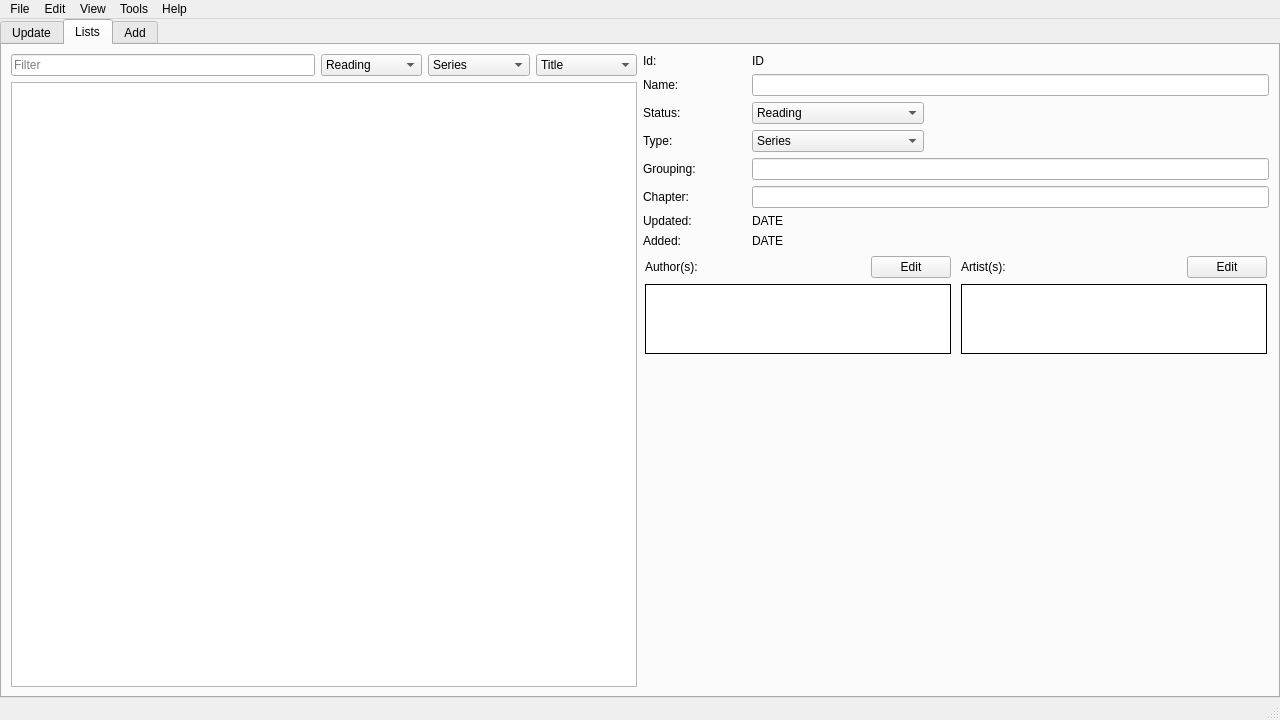
This is src/MainWindow/MainWindow.ui in NikolaRoev/Tracker as Qt 5 draws it before an edit. The edited form follows.
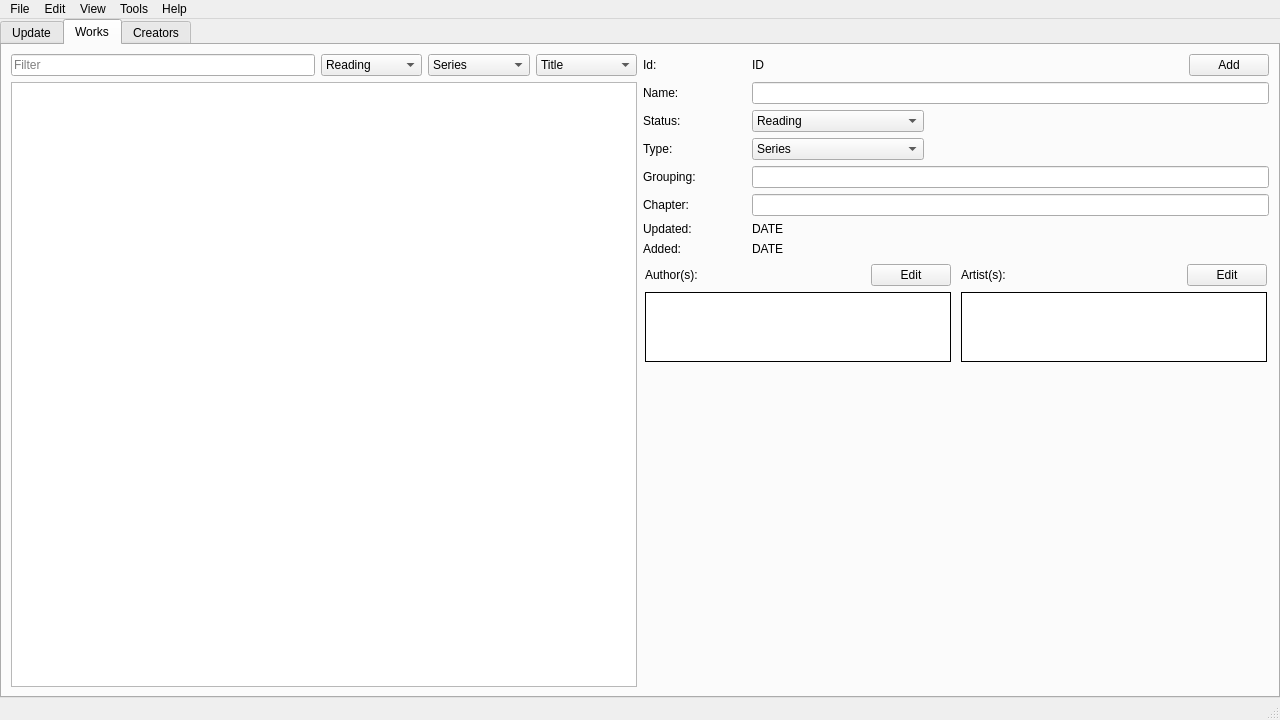
This is the edited form. Icons and pictures are not drawn.

Diff of the .ui file:
```diff
--- a/src/MainWindow/MainWindow.ui
+++ b/src/MainWindow/MainWindow.ui
@@ -144,7 +144,7 @@
       </widget>
       <widget class="QWidget" name="listsTab">
        <attribute name="title">
-        <string>Lists</string>
+        <string>Works</string>
        </attribute>
        <layout class="QHBoxLayout" name="horizontalLayout_2" stretch="1,1">
         <item>
@@ -244,6 +244,8 @@
              </widget>
             </item>
             <item>
+             <layout class="QHBoxLayout" name="horizontalLayout_16" stretch="10,1">
+              <item>
              <widget class="QLabel" name="label_12">
               <property name="sizePolicy">
                <sizepolicy hsizetype="Preferred" vsizetype="Minimum">
@@ -256,6 +258,21 @@
               </property>
              </widget>
             </item>
+              <item>
+               <widget class="QPushButton" name="pushButton_3">
+                <property name="sizePolicy">
+                 <sizepolicy hsizetype="Preferred" vsizetype="Minimum">
+                  <horstretch>0</horstretch>
+                  <verstretch>0</verstretch>
+                 </sizepolicy>
+                </property>
+                <property name="text">
+                 <string>Add</string>
+                </property>
+               </widget>
+              </item>
+             </layout>
+            </item>
            </layout>
           </item>
           <item>
@@ -676,7 +693,7 @@
       </widget>
       <widget class="QWidget" name="tab">
        <attribute name="title">
-        <string>Add</string>
+        <string>Creators</string>
        </attribute>
       </widget>
      </widget>
```
Lines whose indentation alone changed are shown as unchanged.
